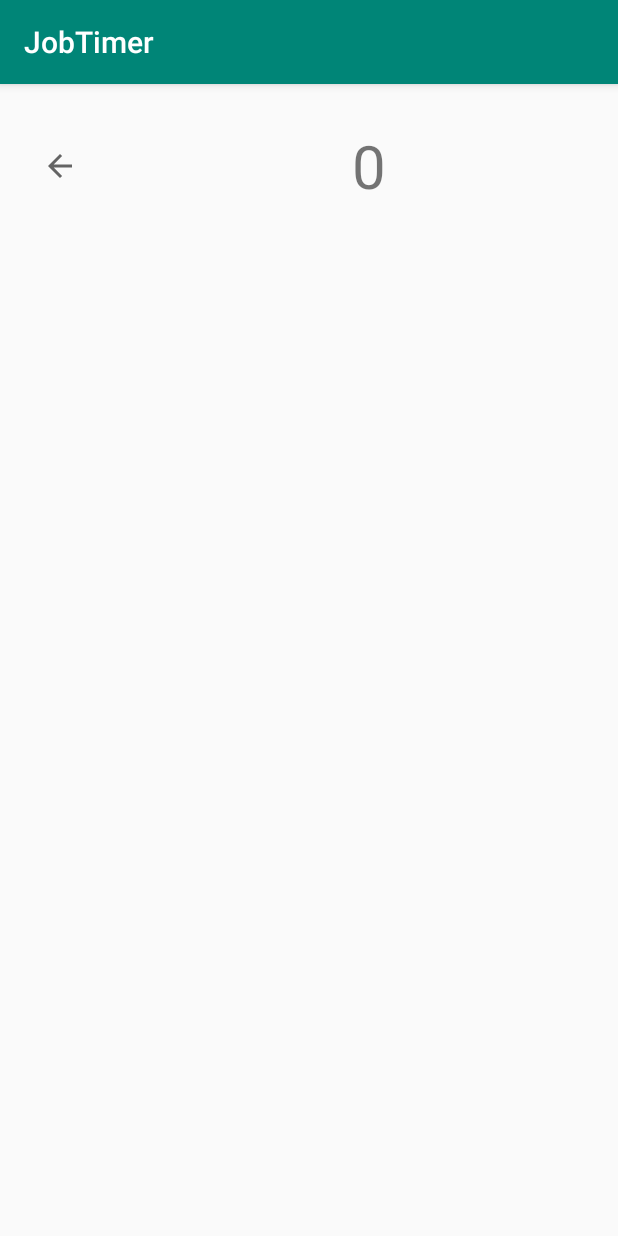
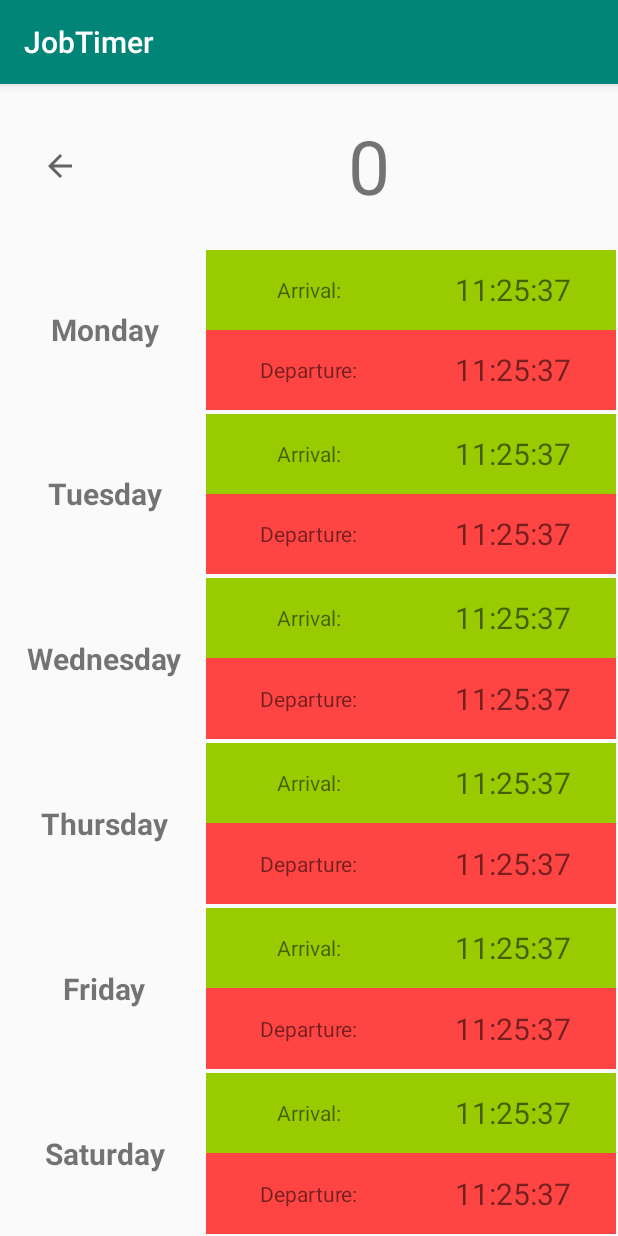
Before and after one commit to ramruizni/JobTimer, an Android app: the DetailFragment screen opened through its navigation route, on a phone screen of 412 x 824 dp. Run offline under Robolectric (Android 15) with nearby library versions, the phone set to English and light mode, and no system bars; 6 statements that could not run were skipped.

Commit message:
App almost complete. Missing Detail edit crash fix

```diff
--- a/app/src/main/java/com/valid/jobtimer/KoinModules.kt
+++ b/app/src/main/java/com/valid/jobtimer/KoinModules.kt
@@ -1,8 +1,10 @@
 package com.valid.jobtimer
 
+import com.valid.jobtimer.utils.CalendarUtils
 import com.valid.jobtimer.viewmodels.TimesViewModel
+import org.koin.androidx.viewmodel.ext.koin.viewModel
 import org.koin.dsl.module.module
 
 val timesModule = module {
-    single { TimesViewModel() }
+    viewModel { TimesViewModel(CalendarUtils(get())) }
 }
--- a/app/src/main/java/com/valid/jobtimer/MainActivity.kt
+++ b/app/src/main/java/com/valid/jobtimer/MainActivity.kt
@@ -5,8 +5,16 @@ import androidx.appcompat.app.AppCompatActivity
 
 class MainActivity : AppCompatActivity() {
 
+    private val PREFS_FILENAME = "com.makuhita.jobtimer.prefs"
+
     override fun onCreate(savedInstanceState: Bundle?) {
         super.onCreate(savedInstanceState)
         setContentView(R.layout.activity_main)
+
+        //wipePrefs()
+    }
+
+    fun wipePrefs() {
+        application.getSharedPreferences(PREFS_FILENAME, 0).edit().clear().apply()
     }
 }
--- a/app/src/main/java/com/valid/jobtimer/views/DetailFragment.kt
+++ b/app/src/main/java/com/valid/jobtimer/views/DetailFragment.kt
@@ -1,19 +1,27 @@
 package com.valid.jobtimer.views
 
+import android.app.AlertDialog
+import android.content.DialogInterface
 import android.os.Bundle
+import android.text.InputType
 import android.view.LayoutInflater
 import android.view.View
 import android.view.ViewGroup
+import android.widget.EditText
+import android.widget.LinearLayout
 import androidx.fragment.app.Fragment
+import androidx.lifecycle.Observer
 import androidx.navigation.fragment.findNavController
 import com.valid.jobtimer.R
 import com.valid.jobtimer.viewmodels.TimesViewModel
 import kotlinx.android.synthetic.main.detail_fragment.*
+import kotlinx.android.synthetic.main.detail_list_item.view.*
 import org.koin.androidx.viewmodel.ext.android.viewModel
 
 class DetailFragment : Fragment() {
 
     private val viewModel by viewModel<TimesViewModel>()
+    private lateinit var days: Array<String>
 
     override fun onCreateView(
         inflater: LayoutInflater, container: ViewGroup?,
@@ -28,6 +36,54 @@ class DetailFragment : Fragment() {
         btnBack.setOnClickListener {
             findNavController().navigate(R.id.toMain, null)
         }
+
+        viewModel.weekTimeMissing.observe(this, Observer {
+            tvTimeMissing.text = it.toString()
+        })
+
+        days = resources.getStringArray(R.array.days)
+
+        for (day in days) {
+            llDays.addView(createDayView(day))
+        }
+    }
+
+    private fun createDayView(day: String): View {
+        val dayBtn = LayoutInflater.from(context).inflate(R.layout.detail_list_item, null)
+        dayBtn.layoutParams = LinearLayout.LayoutParams(LinearLayout.LayoutParams.MATCH_PARENT, 0, 1.0f)
+        dayBtn.tvDay.text = day
+
+        dayBtn.tvArrival.text = viewModel.getDayArrival(day)
+        dayBtn.tvArrival.setOnClickListener { showEditDialog("Arrival", day) }
+
+        dayBtn.tvDeparture.text = viewModel.getDayDeparture(day)
+        dayBtn.tvDeparture.setOnClickListener { showEditDialog("Departure", day) }
+
+        return dayBtn
+    }
+
+    private fun showEditDialog(type: String, day: String) {
+        val builder = AlertDialog.Builder(context)
+        builder.setTitle("Enter new $type time for $day")
+
+        val input = EditText(context)
+
+        input.inputType = InputType.TYPE_CLASS_TEXT or InputType.TYPE_TEXT_VARIATION_PASSWORD
+        builder.setView(input)
+
+        builder.setPositiveButton("OK") { _, _ ->
+            run {
+                this.viewModel.setTime(type, day, input.text.toString())
+                if (type == "Arrival") {
+                    llDays.getChildAt(days.indexOf(day)).tvArrival.text = input.text.toString()
+                } else {
+                    llDays.getChildAt(days.indexOf(day)).tvDeparture.text = input.text.toString()
+                }
+            }
+        }
+        builder.setNegativeButton("Cancel") { dialog, _ -> dialog.cancel() }
+
+        builder.show()
     }
 
 }
--- a/app/src/main/java/com/valid/jobtimer/views/MainFragment.kt
+++ b/app/src/main/java/com/valid/jobtimer/views/MainFragment.kt
@@ -26,8 +26,6 @@ class MainFragment : Fragment() {
     override fun onViewCreated(view: View, savedInstanceState: Bundle?) {
         super.onViewCreated(view, savedInstanceState)
 
-        viewModel.startTimer(activity!!)
-
         tvCount.setOnClickListener {
             findNavController().navigate(R.id.toDetail, null)
         }
@@ -37,11 +35,11 @@ class MainFragment : Fragment() {
         })
 
         btnArrival.setOnClickListener {
-            viewModel.setDayArrival(activity!!)
+            viewModel.setTime("Arrival")
         }
 
         btnDeparture.setOnClickListener {
-            viewModel.setDayDeparture(activity!!)
+            viewModel.setTime("Departure")
         }
     }
 
--- a/app/src/main/res/layout/detail_fragment.xml
+++ b/app/src/main/res/layout/detail_fragment.xml
@@ -17,13 +17,17 @@
                          android:src="?android:attr/homeAsUpIndicator"
                          android:background="@android:color/transparent"/>
 
-            <TextView android:layout_width="match_parent" android:layout_height="match_parent" android:text="0"
-                      android:gravity="center" android:textSize="40sp"/>
+            <TextView android:id="@+id/tvTimeMissing"
+                      android:layout_width="match_parent" android:layout_height="match_parent" android:text="0"
+                      android:gravity="center" android:textSize="50sp"/>
 
         </LinearLayout>
 
-        <ListView android:layout_width="match_parent" android:layout_height="0dp" android:layout_weight="6"/>
-
+        <LinearLayout android:id="@+id/llDays"
+                      android:layout_width="match_parent" android:layout_height="0dp"
+                      android:orientation="vertical"
+                      android:layout_weight="6" android:weightSum="6">
+        </LinearLayout>
 
     </LinearLayout>
 
--- /dev/null
+++ b/app/src/main/res/layout/detail_list_item.xml
@@ -0,0 +1,49 @@
+<?xml version="1.0" encoding="utf-8"?>
+<LinearLayout xmlns:android="http://schemas.android.com/apk/res/android"
+              android:orientation="horizontal"
+              android:layout_width="match_parent"
+              android:layout_height="match_parent"
+              android:weightSum="3"
+android:padding="1dp">
+
+    <TextView android:id="@+id/tvDay"
+              android:layout_width="0dp" android:layout_height="match_parent"
+              android:layout_weight="1"
+    android:gravity="center"
+              android:textSize="20sp"
+    android:text="Wednesday"
+    android:textStyle="bold"/>
+
+    <LinearLayout android:layout_width="0dp" android:layout_height="match_parent" android:orientation="vertical"
+                  android:layout_weight="2" android:weightSum="2">
+
+        <LinearLayout android:layout_width="match_parent" android:layout_height="0dp"
+                      android:layout_weight="1"
+                      android:orientation="horizontal"
+        android:background="@color/colorArrival">
+            <TextView android:layout_width="0dp" android:layout_height="match_parent" android:layout_weight="1"
+                      android:gravity="center"
+                      android:text="Arrival:"/>
+            <TextView android:id="@+id/tvArrival"
+                      android:layout_width="0dp" android:layout_height="match_parent" android:layout_weight="1"
+                      android:gravity="center"
+                      android:textSize="20dp"
+                      android:text="11:25:37"/>
+        </LinearLayout>
+        <LinearLayout android:layout_width="match_parent" android:layout_height="0dp"
+                      android:layout_weight="1"
+                      android:orientation="horizontal"
+        android:background="@color/colorDeparture">
+            <TextView android:layout_width="0dp" android:layout_height="match_parent" android:layout_weight="1"
+                      android:gravity="center"
+                      android:text="Departure:"/>
+            <TextView android:id="@+id/tvDeparture"
+                      android:layout_width="0dp" android:layout_height="match_parent" android:layout_weight="1"
+                      android:gravity="center"
+                      android:textSize="20dp"
+                      android:text="11:25:37"/>
+        </LinearLayout>
+
+    </LinearLayout>
+
+</LinearLayout>
--- a/app/src/main/res/layout/main_fragment.xml
+++ b/app/src/main/res/layout/main_fragment.xml
@@ -22,13 +22,13 @@
                 android:layout_weight="1"
                 android:text="Arrival"
                 android:textSize="60sp"
-                android:background="@android:color/holo_green_light"/>
+                android:background="@color/colorArrival"/>
         <Button android:id="@+id/btnDeparture"
                 android:layout_width="match_parent" android:layout_height="0dp"
                 android:layout_weight="1"
                 android:text="Departure"
                 android:textSize="60sp"
-                android:background="@android:color/holo_red_light"/>
+                android:background="@color/colorDeparture"/>
 
     </LinearLayout>
 
--- /dev/null
+++ b/app/src/main/res/values/arrays.xml
@@ -0,0 +1,12 @@
+<?xml version="1.0" encoding="utf-8"?>
+<resources>
+    <array name="days">
+        <item>Monday</item>
+        <item>Tuesday</item>
+        <item>Wednesday</item>
+        <item>Thursday</item>
+        <item>Friday</item>
+        <item>Saturday</item>
+    </array>
+
+</resources>
--- a/app/src/main/res/values/colors.xml
+++ b/app/src/main/res/values/colors.xml
@@ -3,4 +3,7 @@
     <color name="colorPrimary">#008577</color>
     <color name="colorPrimaryDark">#00574B</color>
     <color name="colorAccent">#D81B60</color>
+
+    <color name="colorArrival">@android:color/holo_green_light</color>
+    <color name="colorDeparture">@android:color/holo_red_light</color>
 </resources>
```
Also changed, not shown: app/src/main/java/com/valid/jobtimer/utils/CalendarUtils.kt (+69 -25 lines), app/src/main/java/com/valid/jobtimer/viewmodels/TimesViewModel.kt (+17 -18 lines).
